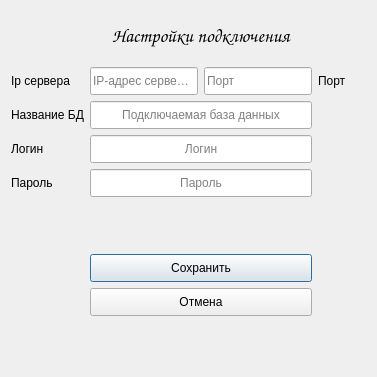
Qt form Forms/setconnectdb.ui (BeJloCuTTeguCT/BDKursovoiProject4Sem) before a commit.
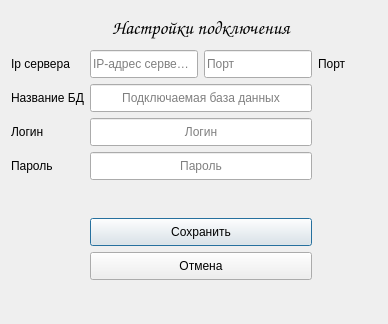
The same form after that commit.

```diff
--- a/Forms/setconnectdb.ui
+++ b/Forms/setconnectdb.ui
@@ -6,8 +6,8 @@
    <rect>
     <x>0</x>
     <y>0</y>
-    <width>377</width>
-    <height>377</height>
+    <width>388</width>
+    <height>324</height>
    </rect>
   </property>
   <property name="windowTitle">
```
